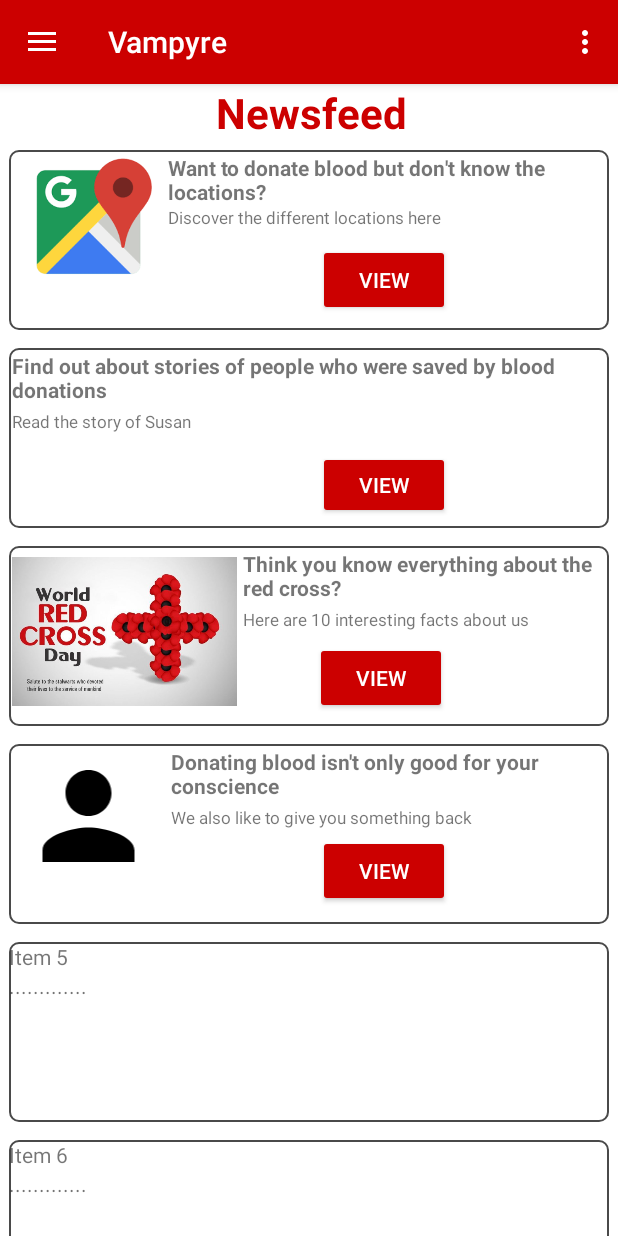
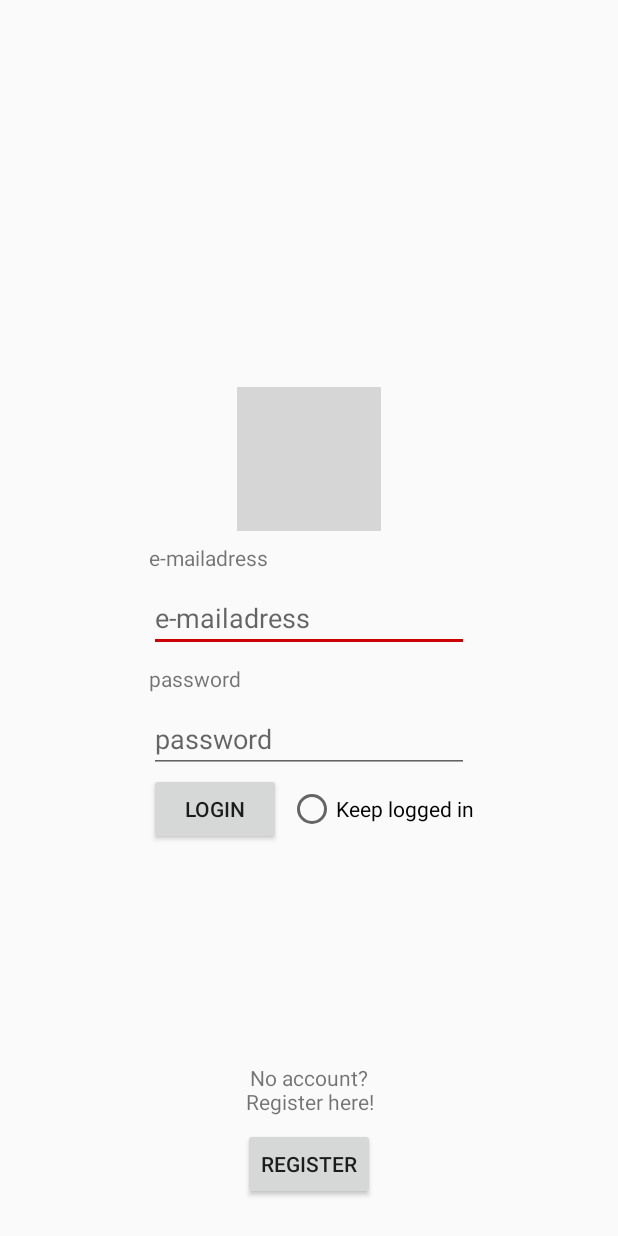
Before and after one commit to Vincent-Surkijn/Vampyre, an Android app: the screen it shows after launch (MainActivity before the commit, Login after it), on a phone screen of 412 x 824 dp. Run offline under Robolectric (Android 15) with nearby library versions, the phone set to English and light mode, and no system bars; our stand-ins replace Volley; grey boxes are pictures that could not be loaded.

Commit message:
Start veranderd naar inlogpagina. (momenteel werkt het inloggen nog niet en dus naar de main kan nog niet gegaan worden. Registratie is toegevoegd.
de database heeft ook twee nieuwe tabellen acounts en afspraken.

```diff
--- a/app/build.gradle
+++ b/app/build.gradle
@@ -27,6 +27,7 @@ dependencies {
     implementation 'com.android.support:design:28.0.0'
     implementation 'com.android.support.constraint:constraint-layout:1.1.3'
     implementation 'com.google.android.gms:play-services-maps:16.1.0'
+    implementation 'com.android.volley:volley:1.1.1'
     testImplementation 'junit:junit:4.12'
     androidTestImplementation 'com.android.support.test:runner:1.0.2'
     androidTestImplementation 'com.android.support.test.espresso:espresso-core:3.0.2'
--- /dev/null
+++ b/app/src/main/res/layout/activity_login.xml
@@ -0,0 +1,149 @@
+<?xml version="1.0" encoding="utf-8"?>
+<android.support.constraint.ConstraintLayout xmlns:android="http://schemas.android.com/apk/res/android"
+    xmlns:app="http://schemas.android.com/apk/res-auto"
+    xmlns:tools="http://schemas.android.com/tools"
+    android:layout_width="match_parent"
+    android:layout_height="match_parent"
+    tools:context=".Login">
+
+    <EditText
+        android:id="@+id/emailText"
+        android:layout_width="wrap_content"
+        android:layout_height="wrap_content"
+        android:layout_marginStart="8dp"
+        android:layout_marginTop="8dp"
+        android:layout_marginEnd="8dp"
+        android:layout_marginBottom="8dp"
+        android:ems="10"
+        android:hint="@string/email"
+        android:inputType="textEmailAddress"
+        app:layout_constraintBottom_toBottomOf="parent"
+        app:layout_constraintEnd_toEndOf="parent"
+        app:layout_constraintStart_toStartOf="parent"
+        app:layout_constraintTop_toTopOf="parent" />
+
+    <EditText
+        android:id="@+id/passwordText"
+        android:layout_width="wrap_content"
+        android:layout_height="wrap_content"
+        android:layout_marginStart="8dp"
+        android:layout_marginTop="8dp"
+        android:layout_marginEnd="8dp"
+        android:ems="10"
+        android:hint="@string/password"
+        android:inputType="textPassword"
+        app:layout_constraintEnd_toEndOf="parent"
+        app:layout_constraintStart_toStartOf="parent"
+        app:layout_constraintTop_toBottomOf="@+id/passwordTitle" />
+
+    <Button
+        android:id="@+id/loginButton"
+        android:layout_width="wrap_content"
+        android:layout_height="wrap_content"
+        android:text="@string/login"
+        app:layout_constraintStart_toStartOf="@+id/passwordText"
+        app:layout_constraintTop_toBottomOf="@+id/ErrorView" />
+
+    <Button
+        android:id="@+id/registerButton"
+        android:layout_width="wrap_content"
+        android:layout_height="wrap_content"
+        android:layout_marginStart="8dp"
+        android:layout_marginEnd="8dp"
+        android:layout_marginBottom="24dp"
+        android:text="@string/register"
+        app:layout_constraintBottom_toBottomOf="parent"
+        app:layout_constraintEnd_toEndOf="parent"
+        app:layout_constraintStart_toStartOf="parent" />
+
+    <RadioButton
+        android:id="@+id/radioButton2"
+        android:layout_width="wrap_content"
+        android:layout_height="wrap_content"
+        android:layout_marginStart="8dp"
+        android:text="@string/loggedin"
+        app:layout_constraintBottom_toBottomOf="@+id/loginButton"
+        app:layout_constraintEnd_toEndOf="@+id/passwordText"
+        app:layout_constraintStart_toEndOf="@+id/loginButton"
+        app:layout_constraintTop_toTopOf="@+id/loginButton" />
+
+    <TextView
+        android:id="@+id/loginTitle"
+        android:layout_width="wrap_content"
+        android:layout_height="wrap_content"
+        android:layout_marginBottom="8dp"
+        android:text="@string/email"
+        app:layout_constraintBottom_toTopOf="@+id/emailText"
+        app:layout_constraintStart_toStartOf="@+id/emailText" />
+
+    <TextView
+        android:id="@+id/passwordTitle"
+        android:layout_width="wrap_content"
+        android:layout_height="wrap_content"
+        android:layout_marginTop="8dp"
+        android:text="@string/password"
+        app:layout_constraintStart_toStartOf="@+id/passwordText"
+        app:layout_constraintTop_toBottomOf="@+id/emailText" />
+
+    <TextView
+        android:id="@+id/registerTitle"
+        android:layout_width="wrap_content"
+        android:layout_height="wrap_content"
+        android:layout_marginStart="8dp"
+        android:layout_marginEnd="8dp"
+        android:layout_marginBottom="8dp"
+        android:text="@string/noaccount"
+        android:textAlignment="center"
+        app:layout_constraintBottom_toTopOf="@+id/registerButton"
+        app:layout_constraintEnd_toEndOf="parent"
+        app:layout_constraintStart_toStartOf="parent" />
+
+    <ImageView
+        android:id="@+id/vampyreLogo"
+        android:layout_width="wrap_content"
+        android:layout_height="wrap_content"
+        android:layout_marginBottom="8dp"
+        app:layout_constraintBottom_toTopOf="@+id/loginTitle"
+        app:layout_constraintEnd_toEndOf="parent"
+        app:layout_constraintStart_toStartOf="parent"
+        app:srcCompat="@drawable/beterlogo" />
+
+    <ProgressBar
+        android:id="@+id/loadingSign"
+        style="?android:attr/progressBarStyle"
+        android:layout_width="wrap_content"
+        android:layout_height="wrap_content"
+        android:layout_marginStart="8dp"
+        android:layout_marginTop="8dp"
+        android:layout_marginEnd="8dp"
+        android:layout_marginBottom="8dp"
+        android:visibility="invisible"
+        app:layout_constraintBottom_toBottomOf="parent"
+        app:layout_constraintEnd_toEndOf="parent"
+        app:layout_constraintStart_toStartOf="parent"
+        app:layout_constraintTop_toBottomOf="@+id/passwordText" />
+
+    <TextView
+        android:id="@+id/loadingTitle"
+        android:layout_width="wrap_content"
+        android:layout_height="wrap_content"
+        android:layout_marginStart="8dp"
+        android:layout_marginEnd="8dp"
+        android:layout_marginBottom="16dp"
+        android:text="@string/loading"
+        android:visibility="invisible"
+        app:layout_constraintBottom_toTopOf="@+id/loadingSign"
+        app:layout_constraintEnd_toEndOf="parent"
+        app:layout_constraintStart_toStartOf="parent" />
+
+    <TextView
+        android:id="@+id/ErrorView"
+        android:layout_width="wrap_content"
+        android:layout_height="wrap_content"
+        android:layout_marginTop="8dp"
+        android:text="TextView"
+        android:visibility="gone"
+        app:layout_constraintStart_toStartOf="@+id/passwordText"
+        app:layout_constraintTop_toBottomOf="@+id/passwordText" />
+
+</android.support.constraint.ConstraintLayout>
--- a/app/src/main/res/values/strings.xml
+++ b/app/src/main/res/values/strings.xml
@@ -37,4 +37,14 @@
     <string name="zoo_ticket_18_60y">Zoo ticket(18–60y)</string>
     <string name="help">help</string>
     <string name="InfoAboutScoreInScoreShop">Here you can see what you get for your collected tickets. For more info about how to get these tickets, go look in the My Score screen</string>
+    <string name="email">e-mailadress</string>
+    <string name="password">password</string>
+    <string name="login">Login</string>
+    <string name="loggedin">Keep logged in</string>
+    <string name="loading">Loading...</string>
+    <string name="register">Register</string>
+    <string name="noaccount">No account?\nRegister here!</string>
+    <string name="wrongpassword">Wrong password!\nTry again.</string>
+    <string name="accountdoesnotexist">This account doesn\'t exist.\nPress the register button below.</string>
+    <string name="unknownerror">A unknown error occurred.\nWe\'re sorry!</string>
 </resources>
```
Also changed, not shown: app/src/main/AndroidManifest.xml (+12 -8 lines), app/src/main/java/vincentsurkijn/softdev/kuleuven/vampyre/Login.java (added, +131 -0 lines), app/src/main/java/vincentsurkijn/softdev/kuleuven/vampyre/register.java (added, +28 -0 lines), app/src/main/res/layout/activity_register.xml (added, +92 -0 lines), build.gradle (line endings or trailing spaces).
